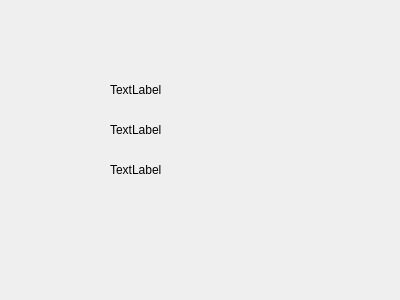
The window that ventanaeditar.ui (dany-maxwell/proyecto-CRUD-Cyberpunk-Red) describes before a commit, drawn with Qt 5.
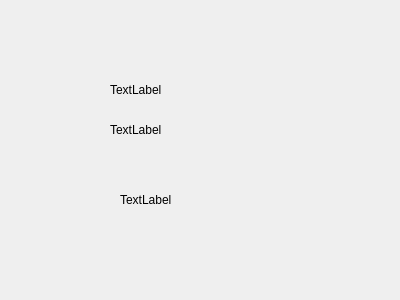
The same window after the commit.

Patch:
```diff
--- a/ventanaeditar.ui
+++ b/ventanaeditar.ui
@@ -42,8 +42,8 @@
   <widget class="QLabel" name="label_3">
    <property name="geometry">
     <rect>
-     <x>110</x>
-     <y>160</y>
+     <x>120</x>
+     <y>190</y>
      <width>201</width>
      <height>20</height>
     </rect>
```
